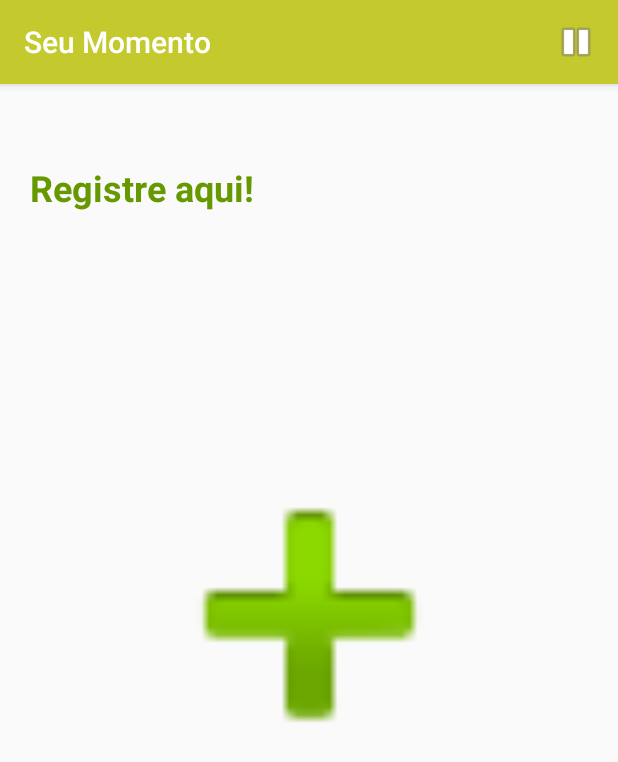
After one commit to DiegoMiguel/LAB-Android, an Android app: the Multimedia screen opened directly, with no data from a screen before it, on a phone screen of 412 x 824 dp. The commit adds this screen. Shown: the top 762 px of the screen. Run offline under Robolectric (Android 15) with nearby library versions, the phone set to English and light mode, and no system bars.

Commit message:
Utilizando MediaPlayer e Camera.

```diff
--- /dev/null
+++ b/app/src/main/java/diegomiguel/lab02/activity/Multimedia.java
@@ -0,0 +1,84 @@
+package diegomiguel.lab02.activity;
+
+import android.content.Intent;
+import android.graphics.Bitmap;
+import android.media.MediaPlayer;
+import android.os.Bundle;
+import android.provider.MediaStore;
+import android.support.v7.app.AppCompatActivity;
+import android.view.Menu;
+import android.view.MenuInflater;
+import android.view.MenuItem;
+import android.view.View;
+import android.widget.ImageView;
+
+import diegomiguel.lab02.R;
+
+/**
+ * Lab 06
+ */
+public class Multimedia extends AppCompatActivity {
+
+    private MediaPlayer mediaPlayer;
+
+    @Override
+    protected void onCreate(Bundle savedInstanceState) {
+        super.onCreate(savedInstanceState);
+        setContentView(R.layout.activity_multimedia);
+    }
+
+    public void onClick(View view) {
+        Intent novaFoto = new Intent(MediaStore.ACTION_IMAGE_CAPTURE);
+        startActivityForResult(novaFoto, 0);
+    }
+
+    @Override
+    protected void onActivityResult(int requestCode, int resultCode, Intent data) {
+        super.onActivityResult(requestCode, resultCode, data);
+
+        if (resultCode == RESULT_CANCELED) {
+            return;
+        }
+        Bundle bundle = data.getExtras();
+        Bitmap foto = (Bitmap) bundle.get("data");
+
+        ImageView imgFoto = (ImageView) findViewById(R.id.imgFoto);
+        imgFoto.setImageBitmap(foto);
+    }
+
+    @Override
+    protected void onStart() {
+        super.onStart();
+        mediaPlayer = MediaPlayer.create(this, R.raw.eye_of_tiger);
+        mediaPlayer.start();
+    }
+
+    @Override
+    protected void onStop() {
+        super.onStop();
+        mediaPlayer.release();
+        mediaPlayer = null;
+    }
+
+    @Override
+    public boolean onCreateOptionsMenu(Menu menu) {
+        MenuInflater inflater = getMenuInflater();
+        inflater.inflate(R.menu.media_menu, menu);
+
+        return super.onCreateOptionsMenu(menu);
+    }
+
+    @Override
+    public boolean onOptionsItemSelected(MenuItem item) {
+        if (mediaPlayer.isPlaying()) {
+            mediaPlayer.pause();
+            item.setIcon(android.R.drawable.ic_media_play);
+
+            return true;
+        }
+        mediaPlayer.start();
+        item.setIcon(android.R.drawable.ic_media_pause);
+
+        return super.onOptionsItemSelected(item);
+    }
+}
--- /dev/null
+++ b/app/src/main/res/layout/activity_multimedia.xml
@@ -0,0 +1,36 @@
+<?xml version="1.0" encoding="utf-8"?>
+<android.support.constraint.ConstraintLayout xmlns:android="http://schemas.android.com/apk/res/android"
+    xmlns:app="http://schemas.android.com/apk/res-auto"
+    xmlns:tools="http://schemas.android.com/tools"
+    android:layout_width="match_parent"
+    android:layout_height="match_parent"
+    tools:context="diegomiguel.lab02.activity.Multimedia">
+
+    <ImageView
+        android:id="@+id/imgFoto"
+        android:layout_width="338dp"
+        android:layout_height="256dp"
+        android:contentDescription="Faça uma foto com o seu dispositivo"
+        android:onClick="onClick"
+        app:layout_constraintBottom_toBottomOf="parent"
+        app:layout_constraintLeft_toLeftOf="parent"
+        app:layout_constraintRight_toRightOf="parent"
+        app:layout_constraintTop_toBottomOf="@+id/textView10"
+        app:layout_constraintVertical_bias="0.329"
+        app:srcCompat="@android:drawable/ic_input_add" />
+
+    <TextView
+        android:id="@+id/textView10"
+        android:layout_width="wrap_content"
+        android:layout_height="wrap_content"
+        android:text="Registre aqui!"
+        android:textColor="@android:color/holo_green_dark"
+        android:textSize="24sp"
+        android:textStyle="bold"
+        app:layout_constraintBottom_toBottomOf="parent"
+        app:layout_constraintHorizontal_bias="0.075"
+        app:layout_constraintLeft_toLeftOf="parent"
+        app:layout_constraintRight_toRightOf="parent"
+        app:layout_constraintTop_toTopOf="parent"
+        app:layout_constraintVertical_bias="0.072" />
+</android.support.constraint.ConstraintLayout>
--- /dev/null
+++ b/app/src/main/res/menu/media_menu.xml
@@ -0,0 +1,10 @@
+<?xml version="1.0" encoding="utf-8"?>
+<menu xmlns:android="http://schemas.android.com/apk/res/android"
+    xmlns:app="http://schemas.android.com/apk/res-auto">
+
+    <item
+        android:id="@+id/menuPause"
+        android:icon="@android:drawable/ic_media_pause"
+        android:title="Pause"
+        app:showAsAction="ifRoom" />
+</menu>
--- a/app/src/main/res/values/colors.xml
+++ b/app/src/main/res/values/colors.xml
@@ -2,5 +2,5 @@
 <resources>
     <color name="colorPrimary">#c4c92d</color>
     <color name="colorPrimaryDark">#5dd73e</color>
-    <color name="colorAccent">#3fb95e</color>
+    <color name="colorAccent">#b8e6c3</color>
 </resources>
```
Also changed, not shown: app/src/main/AndroidManifest.xml (+10 -4 lines), app/src/main/java/diegomiguel/lab02/activity/MainActivity.java (+9 -3 lines), app/src/main/res/layout/activity_main.xml (+18 -0 lines), app/src/main/res/layout/switch_item.xml (added, +10 -0 lines), 1 other file.
